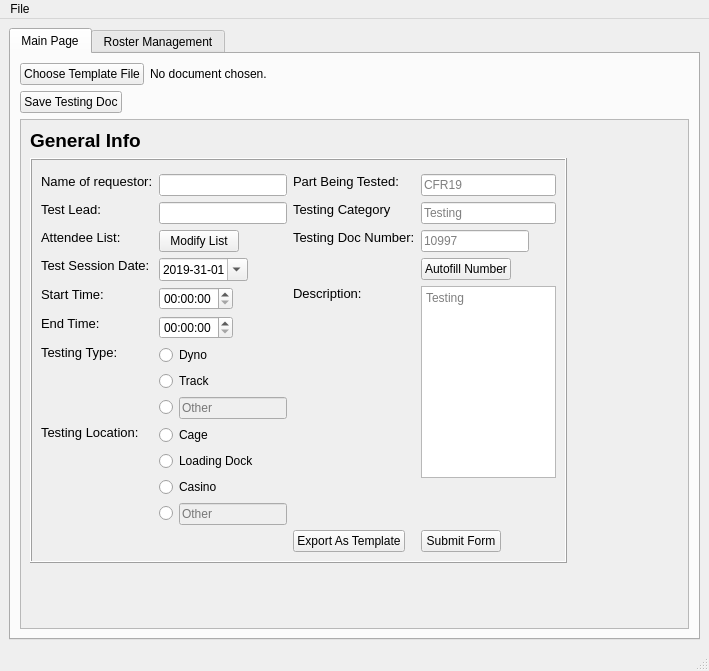
The window that homepage_export.ui (concordia-fsae/testing_doc_maker) describes before a commit, drawn with Qt 5.
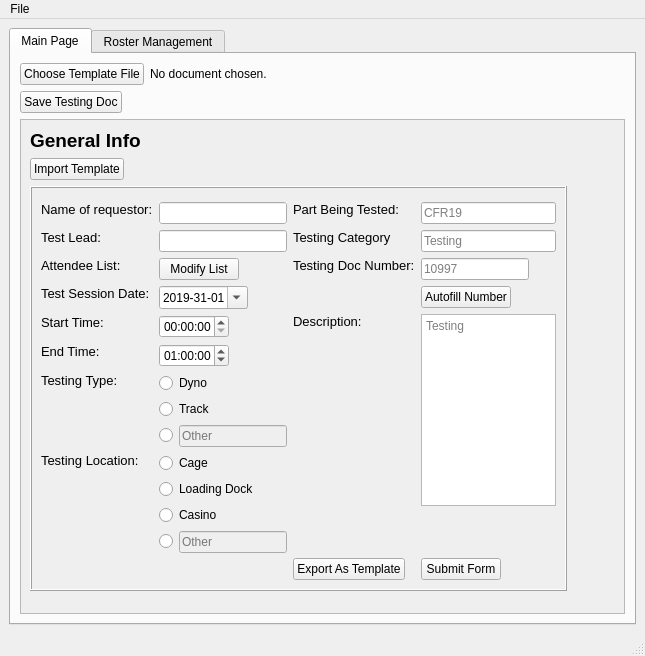
The same window after the commit.

Diff of the .ui file:
```diff
--- a/homepage_export.ui
+++ b/homepage_export.ui
@@ -6,8 +6,8 @@
    <rect>
     <x>0</x>
     <y>0</y>
-    <width>709</width>
-    <height>671</height>
+    <width>645</width>
+    <height>656</height>
    </rect>
   </property>
   <property name="windowTitle">
@@ -53,12 +53,12 @@
             <rect>
              <x>0</x>
              <y>0</y>
-             <width>665</width>
-             <height>506</height>
+             <width>601</width>
+             <height>491</height>
             </rect>
            </property>
            <layout class="QGridLayout" name="gridLayout_3">
-            <item row="2" column="0">
+            <item row="3" column="0">
              <spacer name="verticalSpacer">
               <property name="orientation">
                <enum>Qt::Vertical</enum>
@@ -71,7 +71,7 @@
               </property>
              </spacer>
             </item>
-            <item row="1" column="1">
+            <item row="2" column="1">
              <spacer name="horizontalSpacer">
               <property name="orientation">
                <enum>Qt::Horizontal</enum>
@@ -104,7 +104,7 @@
               </property>
              </widget>
             </item>
-            <item row="1" column="0">
+            <item row="2" column="0">
              <widget class="QFrame" name="fr_general_info">
               <property name="sizePolicy">
                <sizepolicy hsizetype="Fixed" vsizetype="Fixed">
@@ -300,6 +300,12 @@
                      <verstretch>0</verstretch>
                     </sizepolicy>
                    </property>
+                   <property name="maximumSize">
+                    <size>
+                     <width>70</width>
+                     <height>16777215</height>
+                    </size>
+                   </property>
                   </widget>
                  </item>
                  <item row="5" column="0">
@@ -328,6 +334,19 @@
                      <verstretch>0</verstretch>
                     </sizepolicy>
                    </property>
+                   <property name="maximumSize">
+                    <size>
+                     <width>70</width>
+                     <height>16777215</height>
+                    </size>
+                   </property>
+                   <property name="time">
+                    <time>
+                     <hour>1</hour>
+                     <minute>0</minute>
+                     <second>0</second>
+                    </time>
+                   </property>
                   </widget>
                  </item>
                  <item row="6" column="0">
@@ -825,6 +844,19 @@
               </layout>
              </widget>
             </item>
+            <item row="1" column="0">
+             <widget class="QPushButton" name="btn_import">
+              <property name="sizePolicy">
+               <sizepolicy hsizetype="Fixed" vsizetype="Fixed">
+                <horstretch>0</horstretch>
+                <verstretch>0</verstretch>
+               </sizepolicy>
+              </property>
+              <property name="text">
+               <string>Import Template</string>
+              </property>
+             </widget>
+            </item>
            </layout>
           </widget>
          </widget>
@@ -915,7 +947,7 @@
     <rect>
      <x>0</x>
      <y>0</y>
-     <width>709</width>
+     <width>645</width>
      <height>21</height>
     </rect>
    </property>
@@ -928,11 +960,7 @@
    </widget>
    <addaction name="menuFile"/>
   </widget>
-  <widget class="QStatusBar" name="statusbar">
-   <property name="sizeGripEnabled">
-    <bool>true</bool>
-   </property>
-  </widget>
+  <widget class="QStatusBar" name="statusBar"/>
   <action name="actionOpen_Template_File">
    <property name="text">
     <string>Open Template File</string>
```
